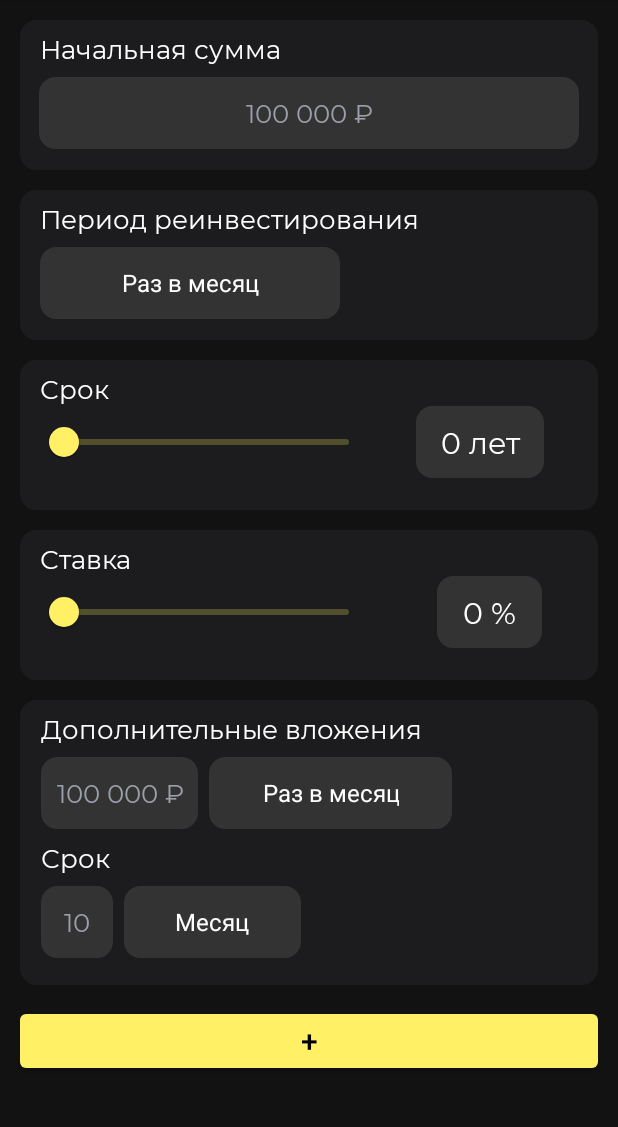
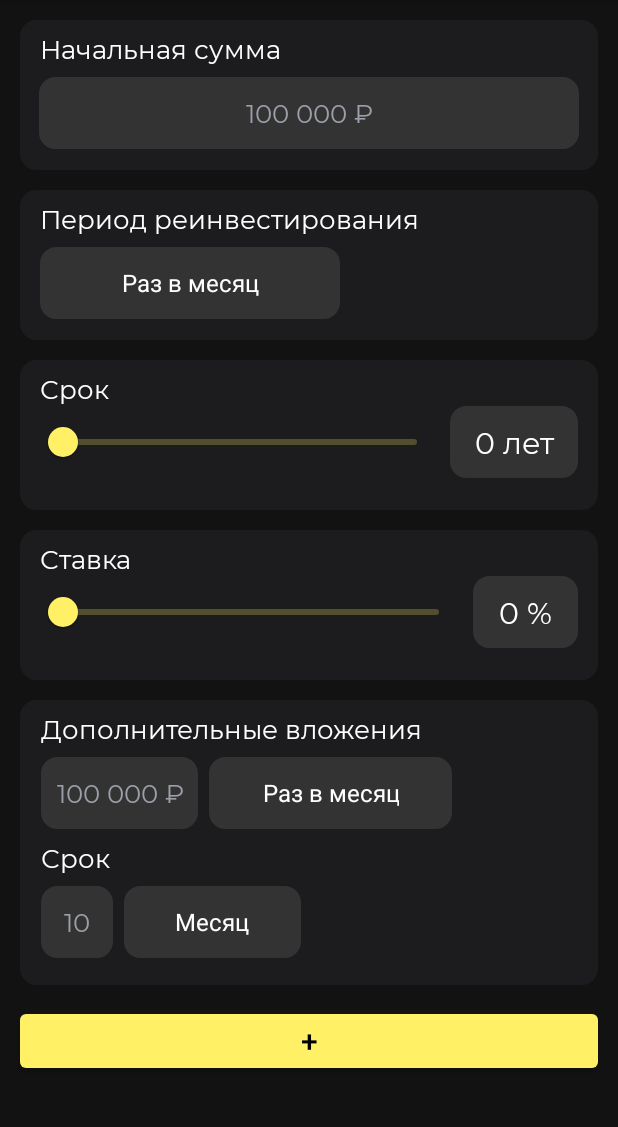
Before and after one commit to MironBano/MoneyMeter, an Android app: the CompoundInterest screen opened directly, with no data from a screen before it, on a phone screen of 412 x 824 dp, the part 84-1211 px from its top. Run offline under Robolectric (Android 15) with nearby library versions, the phone set to English and light mode, and no system bars.

Commit message:
add new addatt and logic

```diff
--- a/app/src/main/java/com/firstapp/moneymeter/CompoundInterest.kt
+++ b/app/src/main/java/com/firstapp/moneymeter/CompoundInterest.kt
@@ -21,6 +21,7 @@ class CompoundInterest: AppCompatActivity() {
         setContentView(binding.root)
 
         binding.group2.visibility = View.GONE
+        binding.group3.visibility = View.GONE
 
         binding.termSlider.addOnChangeListener { slider, value, fromUser ->
             binding.textTermNumber.text = value.toInt().toString() + " лет"
@@ -31,7 +32,7 @@ class CompoundInterest: AppCompatActivity() {
         }
 
 
-        binding.plusButton.setOnClickListener{
+        binding.plusButton.setOnClickListener {
             showAddAtt()
         }
     }
@@ -56,10 +57,13 @@ class CompoundInterest: AppCompatActivity() {
         super.onDestroy()
     }
 
-    private fun showAddAtt(){
+    private fun showAddAtt() {
+        when{
+          //groupN необходимо ставить в порядке убывания N
 
-        with(binding){
-            group2.visibility = View.VISIBLE
+            binding.group2.visibility === View.VISIBLE -> binding.group3.visibility = View.VISIBLE
+            binding.group1.visibility === View.VISIBLE -> binding.group2.visibility = View.VISIBLE
         }
     }
+
 }
--- a/app/src/main/res/layout/activity_main.xml
+++ b/app/src/main/res/layout/activity_main.xml
@@ -39,7 +39,7 @@
 
             <Button
                 style="@style/TextView"
-                android:text="ХУЙ"
+                android:text="BRUH"
                 />
         </LinearLayout>
 
--- a/app/src/main/res/layout/compoundinteresttest.xml
+++ b/app/src/main/res/layout/compoundinteresttest.xml
@@ -41,33 +41,30 @@
                 android:layout_width="0dp"
                 android:layout_height="0dp"
                 app:barrierDirection="end"
-                app:constraint_referenced_ids="StartPoint"
-                />
+                app:constraint_referenced_ids="StartPoint" />
 
             <View
                 android:id="@+id/back1"
                 android:layout_width="match_parent"
                 android:layout_height="100dp"
 
+                android:layout_marginStart="13dp"
+                android:layout_marginEnd="13dp"
                 android:background="@drawable/additional_attachments_form"
                 app:layout_constraintEnd_toEndOf="parent"
                 app:layout_constraintStart_toEndOf="@id/mainBarrier"
-                app:layout_constraintTop_toBottomOf="@+id/StartPoint"
-                android:layout_marginStart="13dp"
-                android:layout_marginEnd="13dp"
-                />
+                app:layout_constraintTop_toBottomOf="@+id/StartPoint" />
 
             <TextView
                 android:id="@+id/text1"
 
                 style="@style/TextPrimary"
+                android:layout_marginStart="13dp"
                 android:layout_marginTop="7dp"
-                android:layout_marginStart="13dp"
                 android:text="@string/initialAmount"
 
                 app:layout_constraintStart_toEndOf="@id/mainBarrier"
-                app:layout_constraintTop_toTopOf="@id/back1"
-                />
+                app:layout_constraintTop_toTopOf="@id/back1" />
 
             <EditText
                 android:id="@+id/InitAmount"
@@ -75,8 +72,8 @@
                 style="@style/TextSecondary"
                 android:layout_width="match_parent"
                 android:layout_height="48dp"
+                android:layout_marginStart="26dp"
                 android:layout_marginTop="7dp"
-                android:layout_marginStart="26dp"
                 android:layout_marginEnd="26dp"
                 android:background="@drawable/edittext_form"
 
@@ -89,32 +86,29 @@
                 android:textSize="17sp"
                 app:layout_constraintEnd_toEndOf="@+id/back1"
                 app:layout_constraintStart_toEndOf="@id/mainBarrier"
-                app:layout_constraintTop_toBottomOf="@id/text1"
-                />
+                app:layout_constraintTop_toBottomOf="@id/text1" />
 
             <View
                 android:id="@+id/back2"
                 android:layout_width="match_parent"
                 android:layout_height="100dp"
 
+                android:layout_marginStart="13dp"
                 android:layout_marginTop="13dp"
-                android:layout_marginStart="13dp"
                 android:layout_marginEnd="13dp"
                 android:background="@drawable/additional_attachments_form"
                 app:layout_constraintEnd_toEndOf="parent"
-                app:layout_constraintTop_toBottomOf="@id/back1"
-                />
+                app:layout_constraintTop_toBottomOf="@id/back1" />
 
             <TextView
                 android:id="@+id/textView2"
                 style="@style/TextPrimary"
 
+                android:layout_marginStart="13dp"
+                android:layout_marginTop="7dp"
                 android:text="@string/reinvestmentPeriod"
                 app:layout_constraintStart_toEndOf="@id/mainBarrier"
-                app:layout_constraintTop_toTopOf="@+id/back2"
-                android:layout_marginTop="7dp"
-                android:layout_marginStart="13dp"
-                />
+                app:layout_constraintTop_toTopOf="@+id/back2" />
 
             <Spinner
                 android:id="@+id/spinner1"
@@ -127,45 +121,45 @@
                 android:entries="@array/reinvestmentPeriodArray"
                 android:textAlignment="center"
                 app:layout_constraintStart_toStartOf="@+id/textView2"
-                app:layout_constraintTop_toBottomOf="@+id/textView2"
-                />
+                app:layout_constraintTop_toBottomOf="@+id/textView2" />
 
             <View
                 android:id="@+id/back3"
                 android:layout_width="match_parent"
                 android:layout_height="100dp"
 
+                android:layout_marginStart="13dp"
                 android:layout_marginTop="13dp"
-                android:layout_marginStart="13dp"
                 android:layout_marginEnd="13dp"
                 android:background="@drawable/additional_attachments_form"
                 app:layout_constraintEnd_toEndOf="parent"
-                app:layout_constraintTop_toBottomOf="@id/back2"
-                />
+                app:layout_constraintTop_toBottomOf="@id/back2" />
 
             <TextView
                 android:id="@+id/amountText"
                 style="@style/TextPrimary"
+                android:layout_marginStart="13dp"
                 android:layout_marginTop="7dp"
-                android:layout_marginStart="13dp"
                 android:text="@string/term"
 
                 app:layout_constraintStart_toEndOf="@id/mainBarrier"
-                app:layout_constraintTop_toTopOf="@id/back3"
-                />
-`
+                app:layout_constraintTop_toTopOf="@id/back3" />
+            `
+
             <com.google.android.material.slider.Slider
                 android:id="@+id/termSlider"
-                android:layout_width="220dp"
+                android:layout_width="match_parent"
                 android:layout_height="match_parent"
+                android:layout_marginEnd="120dp"
+                android:layout_marginStart="26dp"
 
                 android:valueFrom="1"
                 android:valueTo="30"
                 app:haloColor="@color/transparent"
                 app:labelBehavior="gone"
+
                 app:layout_constraintStart_toStartOf="@+id/amountText"
-                app:layout_constraintTop_toBottomOf="@+id/amountText"
-                />
+                app:layout_constraintTop_toBottomOf="@+id/amountText" />
 
             <TextView
                 android:id="@+id/textTermNumber"
@@ -182,46 +176,43 @@
                 android:textSize="20sp"
                 app:layout_constraintBottom_toBottomOf="@+id/termSlider"
                 app:layout_constraintEnd_toEndOf="@+id/back3"
-                app:layout_constraintStart_toEndOf="@+id/termSlider"
-                app:layout_constraintTop_toTopOf="@+id/termSlider"
-                />
+                app:layout_constraintTop_toTopOf="@+id/termSlider" />
 
             <View
                 android:id="@+id/back4"
                 android:layout_width="match_parent"
                 android:layout_height="100dp"
 
+                android:layout_marginStart="13dp"
                 android:layout_marginTop="13dp"
-                android:layout_marginStart="13dp"
                 android:layout_marginEnd="13dp"
                 android:background="@drawable/additional_attachments_form"
                 app:layout_constraintEnd_toEndOf="parent"
-                app:layout_constraintTop_toBottomOf="@id/back3"
-                />
+                app:layout_constraintTop_toBottomOf="@id/back3" />
 
             <TextView
                 android:id="@+id/rateText"
                 style="@style/TextPrimary"
+                android:layout_marginStart="13dp"
                 android:layout_marginTop="7dp"
-                android:layout_marginStart="13dp"
                 android:text="@string/rate"
 
                 app:layout_constraintStart_toEndOf="@id/mainBarrier"
-                app:layout_constraintTop_toTopOf="@id/back4"
-                />
+                app:layout_constraintTop_toTopOf="@id/back4" />
 
             <com.google.android.material.slider.Slider
                 android:id="@+id/rateSlider"
-                android:layout_width="220dp"
+                android:layout_width="match_parent"
                 android:layout_height="match_parent"
+                android:layout_marginStart="26dp"
+                android:layout_marginEnd="105dp"
 
                 android:valueFrom="1"
                 android:valueTo="50"
                 app:haloColor="@color/transparent"
                 app:labelBehavior="gone"
                 app:layout_constraintStart_toStartOf="@id/rateText"
-                app:layout_constraintTop_toBottomOf="@id/rateText"
-                />
+                app:layout_constraintTop_toBottomOf="@id/rateText" />
 
             <TextView
                 android:id="@+id/textRateNumber"
@@ -230,6 +221,7 @@
                 android:layout_width="70dp"
                 android:layout_height="48dp"
                 android:layout_marginStart="7dp"
+                android:layout_marginEnd="13dp"
                 android:background="@drawable/edittext_form"
 
                 android:gravity="center"
@@ -237,9 +229,7 @@
                 android:textSize="20sp"
                 app:layout_constraintBottom_toBottomOf="@+id/rateSlider"
                 app:layout_constraintEnd_toEndOf="@id/back4"
-                app:layout_constraintStart_toEndOf="@id/rateSlider"
-                app:layout_constraintTop_toTopOf="@id/rateSlider"
-                />
+                app:layout_constraintTop_toTopOf="@id/rateSlider" />
 
             <View
                 android:id="@+id/backAdditionalAttachments1"
@@ -253,8 +243,7 @@
                 app:layout_constraintEnd_toEndOf="parent"
 
                 app:layout_constraintStart_toEndOf="@id/mainBarrier"
-                app:layout_constraintTop_toBottomOf="@id/back4"
-                />
+                app:layout_constraintTop_toBottomOf="@id/back4" />
 
             <TextView
                 android:id="@+id/AdditionalAttachmentsText1"
@@ -267,8 +256,7 @@
                 android:layout_marginTop="7dp"
                 android:text="@string/additionalAttachments"
                 app:layout_constraintStart_toStartOf="@+id/backAdditionalAttachments1"
-                app:layout_constraintTop_toTopOf="@+id/backAdditionalAttachments1"
-                />
+                app:layout_constraintTop_toTopOf="@+id/backAdditionalAttachments1" />
 
             <EditText
                 android:id="@+id/AdditionalAttachmentsAmount"
@@ -288,8 +276,7 @@
                 android:maxLength="8"
                 android:textSize="17sp"
                 app:layout_constraintStart_toStartOf="@+id/backAdditionalAttachments1"
-                app:layout_constraintTop_toBottomOf="@+id/AdditionalAttachmentsText1"
-                />
+                app:layout_constraintTop_toBottomOf="@+id/AdditionalAttachmentsText1" />
 
             <Spinner
                 android:id="@+id/AdditionalAttachmentsSpinner1"
@@ -305,8 +292,7 @@
                 android:textAlignment="center"
                 app:layout_constraintBottom_toBottomOf="@+id/AdditionalAttachmentsAmount"
                 app:layout_constraintStart_toEndOf="@+id/AdditionalAttachmentsAmount"
-                app:layout_constraintTop_toTopOf="@+id/AdditionalAttachmentsAmount"
-                />
+                app:layout_constraintTop_toTopOf="@+id/AdditionalAttachmentsAmount" />
 
             <TextView
                 android:id="@+id/AdditionalAttachmentsText2"
@@ -319,8 +305,7 @@
                 android:layout_marginTop="7dp"
                 android:text="@string/term"
                 app:layout_constraintStart_toStartOf="@id/backAdditionalAttachments1"
-                app:layout_constraintTop_toBottomOf="@id/AdditionalAttachmentsAmount"
-                />
+                app:layout_constraintTop_toBottomOf="@id/AdditionalAttachmentsAmount" />
 
             <EditText
                 android:id="@+id/AdditionalAttachmentsTime"
@@ -340,8 +325,7 @@
                 android:maxLength="2"
                 android:textSize="17sp"
                 app:layout_constraintStart_toStartOf="@id/backAdditionalAttachments1"
-                app:layout_constraintTop_toBottomOf="@id/AdditionalAttachmentsText2"
-                />
+                app:layout_constraintTop_toBottomOf="@id/AdditionalAttachmentsText2" />
 
             <Spinner
                 android:id="@+id/AdditionalAttachmentsSpinner2"
@@ -356,15 +340,13 @@
                 android:textAlignment="center"
                 app:layout_constraintBottom_toBottomOf="@id/AdditionalAttachmentsTime"
                 app:layout_constraintStart_toEndOf="@id/AdditionalAttachmentsTime"
-                app:layout_constraintTop_toTopOf="@id/AdditionalAttachmentsTime"
-                />
+                app:layout_constraintTop_toTopOf="@id/AdditionalAttachmentsTime" />
 
             <androidx.constraintlayout.widget.Group
                 android:id="@+id/group1"
                 android:layout_width="wrap_content"
                 android:layout_height="wrap_content"
-                app:constraint_referenced_ids="backAdditionalAttachments1,AdditionalAttachmentsText1,AdditionalAttachmentsAmount,AdditionalAttachmentsSpinner1,AdditionalAttachmentsText2,AdditionalAttachmentsTime,AdditionalAttachmentsSpinner2"
-                />
+                app:constraint_referenced_ids="backAdditionalAttachments1,AdditionalAttachmentsText1,AdditionalAttachmentsAmount,AdditionalAttachmentsSpinner1,AdditionalAttachmentsText2,AdditionalAttachmentsTime,AdditionalAttachmentsSpinner2" />
 
             <View
                 android:id="@+id/backAdditionalAttachments2"
@@ -378,8 +360,7 @@
                 app:layout_constraintEnd_toEndOf="parent"
 
                 app:layout_constraintStart_toEndOf="@id/mainBarrier"
-                app:layout_constraintTop_toBottomOf="@id/backAdditionalAttachments1"
-                />
+                app:layout_constraintTop_toBottomOf="@id/backAdditionalAttachments1" />
 
             <TextView
                 android:id="@+id/AdditionalAttachments2Text1"
@@ -392,8 +373,7 @@
                 android:layout_marginTop="7dp"
                 android:text="@string/additionalAttachments"
                 app:layout_constraintStart_toStartOf="@+id/backAdditionalAttachments2"
-                app:layout_constraintTop_toTopOf="@+id/backAdditionalAttachments2"
-                />
+                app:layout_constraintTop_toTopOf="@+id/backAdditionalAttachments2" />
 
             <EditText
                 android:id="@+id/AdditionalAttachments2Amount"
@@ -413,8 +393,7 @@
                 android:maxLength="8"
                 android:textSize="17sp"
                 app:layout_constraintStart_toStartOf="@+id/backAdditionalAttachments2"
-                app:layout_constraintTop_toBottomOf="@+id/AdditionalAttachments2Text1"
-                />
+                app:layout_constraintTop_toBottomOf="@+id/AdditionalAttachments2Text1" />
 
             <Spinner
                 android:id="@+id/AdditionalAttachments2Spinner1"
@@ -430,8 +409,7 @@
                 android:textAlignment="center"
                 app:layout_constraintBottom_toBottomOf="@+id/AdditionalAttachments2Amount"
                 app:layout_constraintStart_toEndOf="@+id/AdditionalAttachments2Amount"
-                app:layout_constraintTop_toTopOf="@+id/AdditionalAttachments2Amount"
-                />
+                app:layout_constraintTop_toTopOf="@+id/AdditionalAttachments2Amount" />
 
             <TextView
                 android:id="@+id/AdditionalAttachments2Text2"
@@ -444,8 +422,7 @@
                 android:layout_marginTop="7dp"
                 android:text="@string/term"
                 app:layout_constraintStart_toStartOf="@id/backAdditionalAttachments2"
-                app:layout_constraintTop_toBottomOf="@id/AdditionalAttachments2Amount"
-                />
+                app:layout_constraintTop_toBottomOf="@id/AdditionalAttachments2Amount" />
 
             <EditText
                 android:id="@+id/AdditionalAttachments2Time"
@@ -465,8 +442,7 @@
                 android:maxLength="2"
                 android:textSize="17sp"
                 app:layout_constraintStart_toStartOf="@id/backAdditionalAttachments2"
-                app:layout_constraintTop_toBottomOf="@id/AdditionalAttachments2Text2"
-                />
+                app:layout_constraintTop_toBottomOf="@id/AdditionalAttachments2Text2" />
 
             <Spinner
                 android:id="@+id/AdditionalAttachments2Spinner2"
@@ -481,16 +457,132 @@
                 android:textAlignment="center"
                 app:layout_constraintBottom_toBottomOf="@id/AdditionalAttachments2Time"
                 app:layout_constraintStart_toEndOf="@id/AdditionalAttachments2Time"
-                app:layout_constraintTop_toTopOf="@id/AdditionalAttachments2Time"
-                />
+                app:layout_constraintTop_toTopOf="@id/AdditionalAttachments2Time" />
 
             <androidx.constraintlayout.widget.Group
                 android:id="@+id/group2"
                 android:layout_width="wrap_content"
                 android:layout_height="wrap_content"
-                app:constraint_referenced_ids="backAdditionalAttachments2,AdditionalAttachments2Text1,AdditionalAttachments2Amount,AdditionalAttachments2Spinner1,AdditionalAttachments2Text2,AdditionalAttachments2Time,AdditionalAttachments2Spinner2"
                 android:visibility="visible"
-                />
+                app:constraint_referenced_ids="backAdditionalAttachments2,AdditionalAttachments2Text1,AdditionalAttachments2Amount,AdditionalAttachments2Spinner1,AdditionalAttachments2Text2,AdditionalAttachments2Time,AdditionalAttachments2Spinner2" />
+
+            <View
+                android:id="@+id/backAdditionalAttachments3"
+                android:layout_width="match_parent"
+                android:layout_height="190dp"
+                android:layout_marginStart="13dp"
+                android:layout_marginTop="13dp"
+
+                android:layout_marginEnd="13dp"
+                android:background="@drawable/additional_attachments_form"
+                app:layout_constraintEnd_toEndOf="parent"
+
+                app:layout_constraintStart_toEndOf="@id/mainBarrier"
+                app:layout_constraintTop_toBottomOf="@id/backAdditionalAttachments2" />
+
+            <TextView
+                android:id="@+id/AdditionalAttachments3Text1"
+
+                style="@style/TextPrimary"
+                android:layout_width="wrap_content"
+                android:layout_height="wrap_content"
+                android:layout_marginStart="7dp"
+
+                android:layout_marginTop="7dp"
+                android:text="@string/additionalAttachments"
+                app:layout_constraintStart_toStartOf="@+id/backAdditionalAttachments3"
+                app:layout_constraintTop_toTopOf="@+id/backAdditionalAttachments3" />
+
+            <EditText
+                android:id="@+id/AdditionalAttachments3Amount"
+
+                style="@style/TextSecondary"
+                android:layout_width="wrap_content"
+                android:layout_height="48dp"
+                android:layout_marginStart="7dp"
+
+                android:layout_marginTop="7dp"
+                android:background="@drawable/edittext_form"
+                android:cursorVisible="true"
+                android:hint="@string/EnterHint1"
+                android:imeOptions="actionDone"
+                android:importantForAutofill="no"
+                android:inputType="number"
+                android:maxLength="8"
+                android:textSize="17sp"
+                app:layout_constraintStart_toStartOf="@+id/backAdditionalAttachments3"
+                app:layout_constraintTop_toBottomOf="@+id/AdditionalAttachments3Text1" />
+
+            <Spinner
+                android:id="@+id/AdditionalAttachments3Spinner1"
+
+                style="@style/TextSecondary"
+                android:layout_width="wrap_content"
+                android:layout_height="48dp"
+                android:layout_marginStart="7dp"
+
+
+                android:background="@drawable/edittext_form"
+                android:entries="@array/reinvestmentPeriodArray"
+                android:textAlignment="center"
+                app:layout_constraintBottom_toBottomOf="@+id/AdditionalAttachments3Amount"
+                app:layout_constraintStart_toEndOf="@+id/AdditionalAttachments3Amount"
+                app:layout_constraintTop_toTopOf="@+id/AdditionalAttachments3Amount" />
+
+            <TextView
+                android:id="@+id/AdditionalAttachments3Text2"
+
+                style="@style/TextPrimary"
+                android:layout_width="wrap_content"
+                android:layout_height="wrap_content"
+                android:layout_marginStart="7dp"
+
+                android:layout_marginTop="7dp"
+                android:text="@string/term"
+                app:layout_constraintStart_toStartOf="@id/backAdditionalAttachments3"
+                app:layout_constraintTop_toBottomOf="@id/AdditionalAttachments3Amount" />
+
+            <EditText
+                android:id="@+id/AdditionalAttachments3Time"
+
+                style="@style/TextSecondary"
+                android:layout_width="48dp"
+                android:layout_height="48dp"
+                android:layout_marginStart="7dp"
+
+                android:layout_marginTop="7dp"
+                android:background="@drawable/edittext_form"
+                android:cursorVisible="true"
+                android:hint="@string/EnterHint2"
+                android:imeOptions="actionDone"
+                android:importantForAutofill="no"
+                android:inputType="number"
+                android:maxLength="2"
+                android:textSize="17sp"
+                app:layout_constraintStart_toStartOf="@id/backAdditionalAttachments3"
+                app:layout_constraintTop_toBottomOf="@id/AdditionalAttachments3Text2" />
+
+            <Spinner
+                android:id="@+id/AdditionalAttachments3Spinner2"
+
+                style="@style/TextSecondary"
+                android:layout_width="wrap_content"
+                android:layout_height="48dp"
+                android:layout_marginStart="7dp"
+
+                android:background="@drawable/edittext_form"
+                android:entries="@array/reinvestmentTermArray"
+                android:textAlignment="center"
+                app:layout_constraintBottom_toBottomOf="@id/AdditionalAttachments3Time"
+                app:layout_constraintStart_toEndOf="@id/AdditionalAttachments3Time"
+                app:layout_constraintTop_toTopOf="@id/AdditionalAttachments3Time" />
+
+            <androidx.constraintlayout.widget.Group
+                android:id="@+id/group3"
+                android:layout_width="wrap_content"
+                android:layout_height="wrap_content"
+                android:visibility="visible"
+                app:constraint_referenced_ids="backAdditionalAttachments3,AdditionalAttachments3Text1,AdditionalAttachments3Amount,AdditionalAttachments3Spinner1,AdditionalAttachments3Text2,AdditionalAttachments3Time,AdditionalAttachments3Spinner2" />
 
             <Button
                 android:id="@+id/plusButton"
@@ -505,12 +597,7 @@
                 android:textSize="20sp"
                 app:layout_constraintEnd_toEndOf="parent"
                 app:layout_constraintStart_toStartOf="parent"
-                app:layout_constraintTop_toBottomOf="@id/backAdditionalAttachments2"
-                />
-
-
-
-
+                app:layout_constraintTop_toBottomOf="@id/backAdditionalAttachments3" />
 
 
         </androidx.constraintlayout.widget.ConstraintLayout>
--- a/app/src/main/res/values/strings.xml
+++ b/app/src/main/res/values/strings.xml
@@ -14,7 +14,6 @@
         <item>Раз в квартал</item>
         <item>Раз в 2 квартала</item>
         <item>Раз в год</item>
-        <item>Своё</item>
     </string-array>
     <string-array name="reinvestmentTermArray">
         <item>Месяц</item>
```
